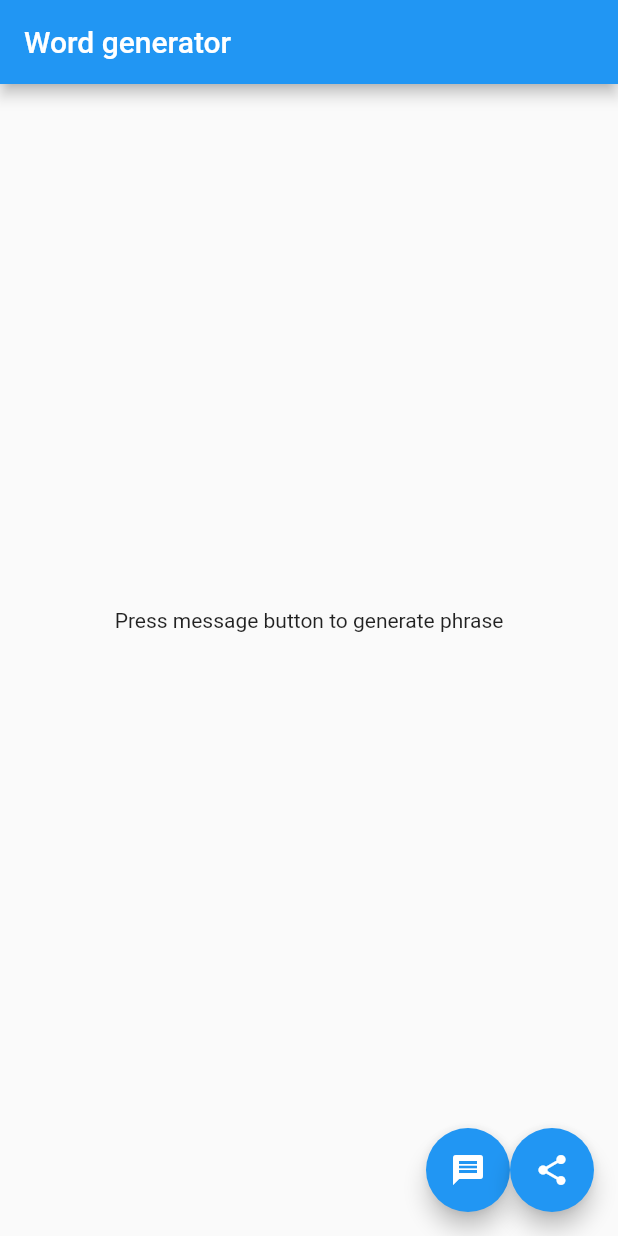
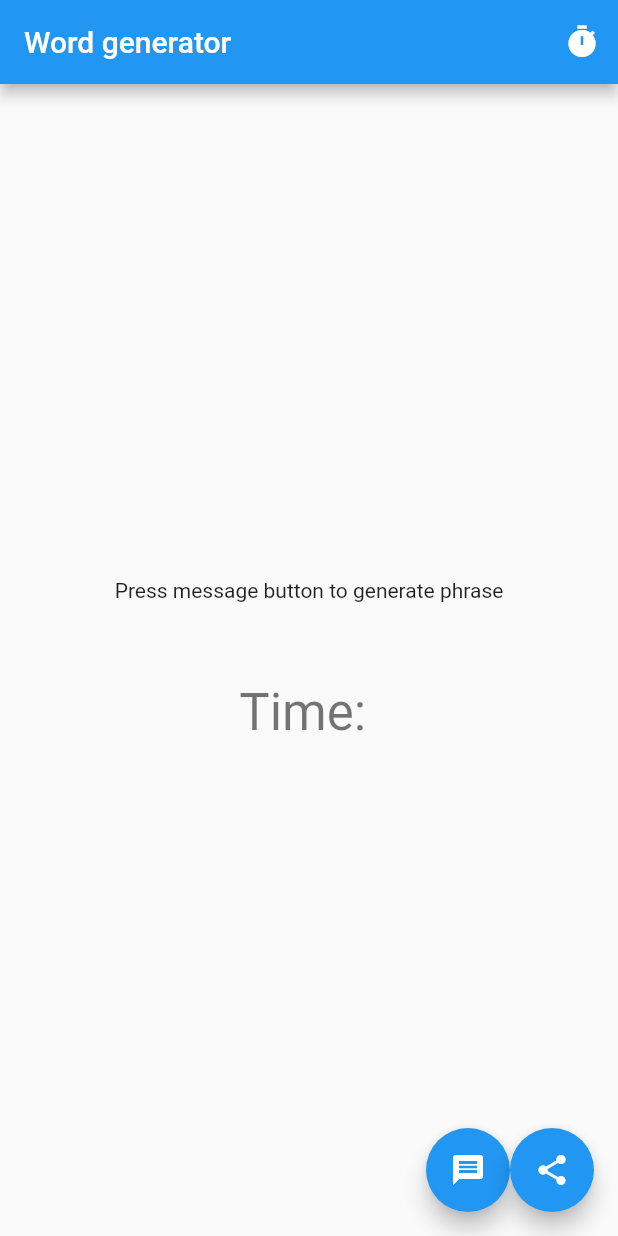
Before and after one commit to savak1990/TestRepository, a Flutter app: the screen it shows after launch, on a phone screen of 412 x 824 dp. Run offline on Flutter 3.47's test engine with Material 2 defaults, Android fonts, the phone set to English and light mode, and no system bars; missing offline and left inert: random_words.

Commit message:
Fixes #1 Added current time widget with button to retrieve it

```diff
--- a/lib/main.dart
+++ b/lib/main.dart
@@ -1,5 +1,6 @@
 import 'package:flutter/material.dart';
 import 'package:random_words/random_words.dart';
+import 'package:intl/intl.dart';
 
 void main() => runApp(MyApp());
 
@@ -27,6 +28,7 @@ class MyHomePage extends StatefulWidget {
 
 class _MyHomePageState extends State<MyHomePage> {
   String _randomPhrase = '';
+  String _formattedDate = '';
 
   void _handleMessageButton() {
     setState(() {
@@ -45,6 +47,17 @@ class _MyHomePageState extends State<MyHomePage> {
     return Scaffold(
       appBar: AppBar(
         title: Text(widget.title),
+        actions: <Widget>[
+          IconButton(
+            icon: Icon(Icons.timer),
+            tooltip: 'Show current time',
+            onPressed: () {
+              setState(() {
+                _formattedDate = DateFormat.Hms().format(DateTime.now());
+              });
+            },
+          )
+        ],
       ),
       body: Center(
         child: Column(
@@ -59,6 +72,10 @@ class _MyHomePageState extends State<MyHomePage> {
               '$_randomPhrase',
               style: Theme.of(context).textTheme.display2,
             ),
+            Text(
+              'Time: $_formattedDate',
+              style: Theme.of(context).textTheme.display1,
+            )
           ],
         ),
       ),
--- a/pubspec.yaml
+++ b/pubspec.yaml
@@ -11,6 +11,7 @@ dependencies:
     sdk: flutter
 
   random_words: ^1.0.2
+  intl: ^0.16.1
   cupertino_icons: ^0.1.2
 
 dev_dependencies:
```
Also changed, not shown: pubspec.lock.
